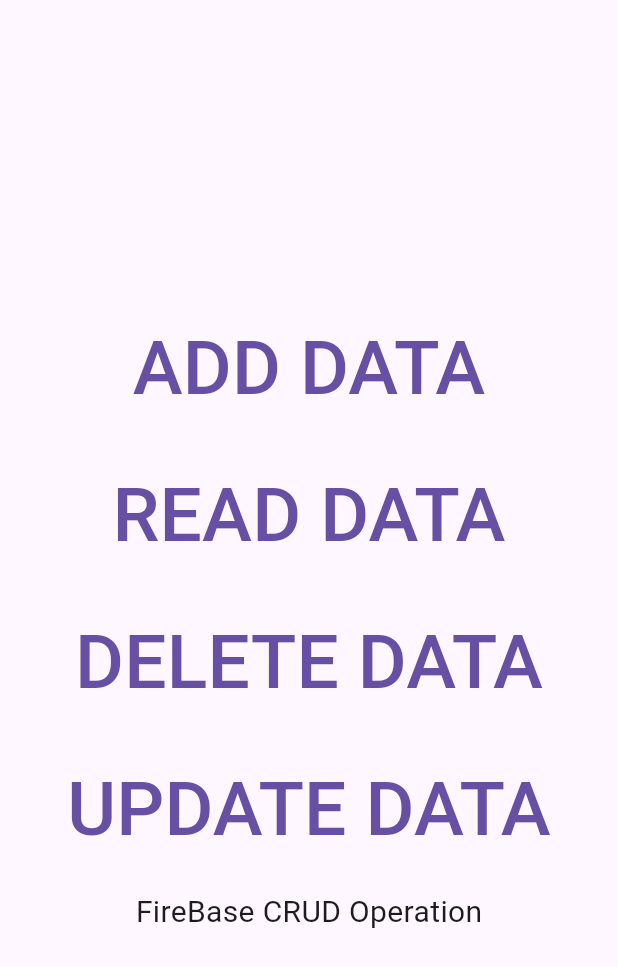
After one commit to hosenzakaria40/FirstApp, a Flutter app: the Homepage screen opened directly, after a tap on "ADD DATA", on a phone screen of 412 x 824 dp. The commit adds this screen. Shown: the top 967 px of the screen. Run offline on Flutter 3.47's test engine with Material 3 defaults, Android fonts, the phone set to English and light mode, and no system bars; our stand-ins replace cloud_firestore, firebase_core, flutter_screenutil, flutter_svg, logger, pin_code_fields and 3 more; missing offline and left inert: gauge_indicator; accounts and stored records are empty; generated files the repository leaves out were written again.

Commit message:
FireBase 1st

```diff
--- /dev/null
+++ b/lib/All_Project/FireBaseApp_Score/apps/ui/homePage.dart
@@ -0,0 +1,97 @@
+import 'package:cloud_firestore/cloud_firestore.dart';
+import 'package:flutter/material.dart';
+
+class Homepage extends StatefulWidget {
+  const Homepage({super.key});
+
+  @override
+  State<Homepage> createState() => _HomepageState();
+}
+
+class _HomepageState extends State<Homepage> {
+  final fireStore = FirebaseFirestore.instance;
+
+  Future<void> createData() async {
+    try {
+      await fireStore.collection('users').add({
+        'name': 'John Doe',
+        'score': 100,
+        'timestamp': FieldValue.serverTimestamp(),
+      });
+      print("Data Added");
+    } catch (e) {
+      print("Error adding data: $e");
+    }
+  }
+
+  Future<void> readData() async {
+    try {
+      final querySnapshot = await fireStore.collection('users').get();
+      for (var doc in querySnapshot.docs) {
+        print("${doc.id} => ${doc.data()}");
+      }
+    } catch (e) {
+      print("Error reading data: $e");
+    }
+  }
+
+  Future<void> updateData() async {
+    try {
+      // Note: In a real app, you would pass the specific document ID
+      final collection = await fireStore.collection('users').get();
+      if (collection.docs.isNotEmpty) {
+        final docId = collection.docs.first.id;
+        await fireStore.collection('users').doc(docId).update({'score': 150});
+        print("Data Updated");
+      }
+    } catch (e) {
+      print("Error updating data: $e");
+    }
+  }
+
+  Future<void> deleteData() async {
+    try {
+      final collection = await fireStore.collection('users').get();
+      if (collection.docs.isNotEmpty) {
+        final docId = collection.docs.first.id;
+        await fireStore.collection('users').doc(docId).delete();
+        print("Data Deleted");
+      }
+    } catch (e) {
+      print("Error deleting data: $e");
+    }
+  }
+
+  @override
+  Widget build(BuildContext context) {
+    return Scaffold(
+      body: SafeArea(
+        child: Center(
+          child: Column(
+            mainAxisAlignment: MainAxisAlignment.center,
+            spacing: 10,
+            children: [
+              TextButton(
+                onPressed: createData,
+                child: Text('ADD DATA', style: TextStyle(fontSize: 50)),
+              ),
+              TextButton(
+                onPressed: readData,
+                child: Text('READ DATA', style: TextStyle(fontSize: 50)),
+              ),
+              TextButton(
+                onPressed: deleteData,
+                child: Text('DELETE DATA', style: TextStyle(fontSize: 50)),
+              ),
+              TextButton(
+                onPressed: updateData,
+                child: Text('UPDATE DATA', style: TextStyle(fontSize: 50)),
+              ),
+              Text('FireBase CRUD Operation', style: TextStyle(fontSize: 20)),
+            ],
+          ),
+        ),
+      ),
+    );
+  }
+}
--- /dev/null
+++ b/lib/All_Project/FireBaseApp_Score/apps/ui/mainpage.dart
@@ -0,0 +1,25 @@
+import 'package:fast_app/All_Project/FireBaseApp_Score/apps/ui/homePage.dart';
+import 'package:firebase_core/firebase_core.dart';
+import 'package:flutter/cupertino.dart';
+import 'package:flutter/material.dart';
+
+import '../../../../firebase_options.dart';
+
+void main()async{
+  WidgetsFlutterBinding.ensureInitialized();
+  await Firebase.initializeApp(
+    options: DefaultFirebaseOptions.currentPlatform,
+  );
+  runApp(RoutesApp());
+}
+class RoutesApp extends StatelessWidget {
+  const RoutesApp({super.key});
+
+  @override
+  Widget build(BuildContext context) {
+    return MaterialApp(
+      home: Homepage(),
+
+    );
+  }
+}
--- a/lib/All_Project/TaskManeger/ui/widget/text_design.dart
+++ b/lib/All_Project/TaskManeger/ui/widget/text_design.dart
@@ -16,7 +16,8 @@ class CustomTextDesign extends StatelessWidget {
       style: TextStyle(
         fontSize: fontSize,
         fontWeight: fontWeight,
-        color: color,
+        color: color
+
       ),
     );
   }
--- a/lib/All_Project/Use_providerApp/widget/todo_item.dart
+++ b/lib/All_Project/Use_providerApp/widget/todo_item.dart
@@ -6,7 +6,7 @@ import 'package:provider/provider.dart';
 import 'glass_card.dart';
 
 class TodoItemTile extends StatelessWidget {
-  final Todo23 todo;
+  final Todo todo;
 
   const TodoItemTile({
     Key? key,
--- a/pubspec.yaml
+++ b/pubspec.yaml
@@ -47,6 +47,8 @@ dependencies:
   shared_preferences: ^2.5.5
   pin_code_fields: ^9.4.0
   uuid: ^4.6.0
+  firebase_core: ^4.14.0
+  cloud_firestore: ^6.9.0
 
 dev_dependencies:
   flutter_test:
```
Also changed, not shown: lib/All_Project/Use_providerApp/widget/add_task.dart (+16 -11 lines), lib/All_Project/FireBaseApp_Score/apps/ui/creataPage.dart (added), lib/generated/assets.dart (added), pubspec.lock, 6 other files.
